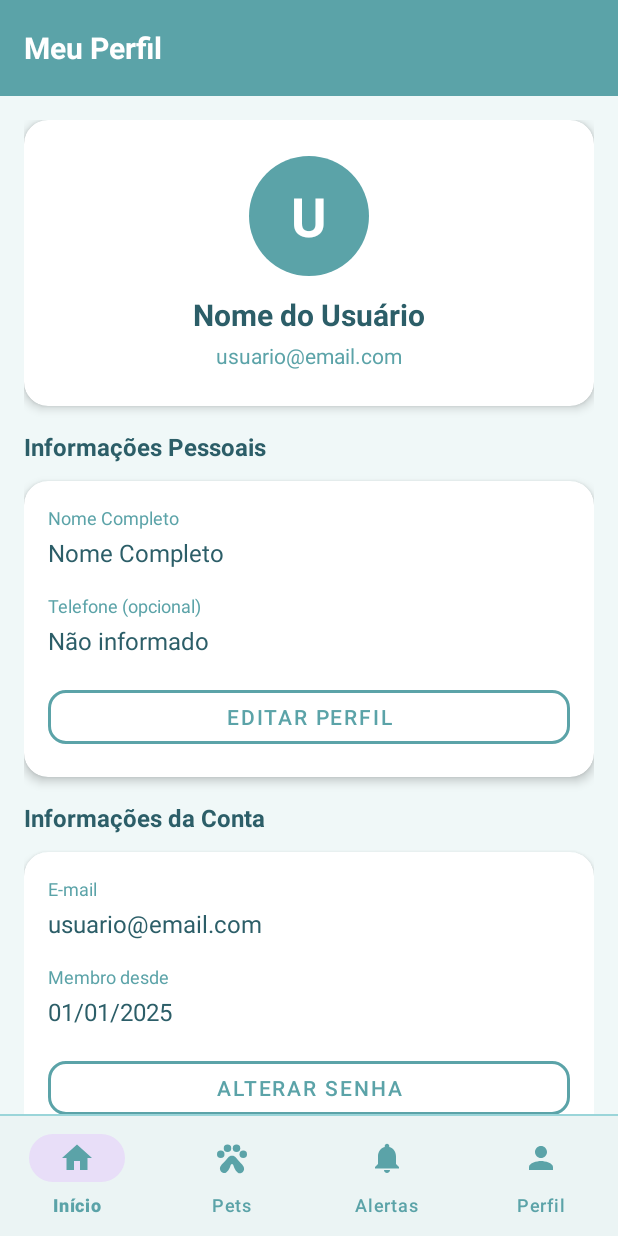
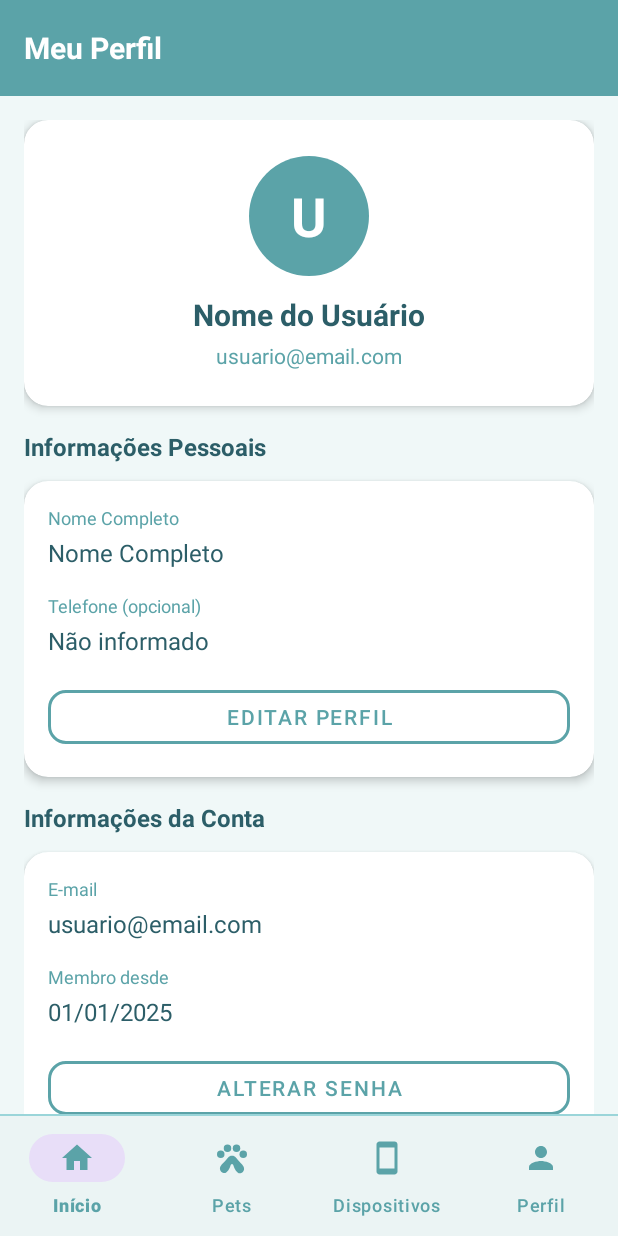
Before and after one commit to vitormtz/pet-safe, an Android app: the ProfileActivity screen opened directly, with no data from a screen before it, on a phone screen of 412 x 824 dp. Run offline under Robolectric (Android 15) with nearby library versions, the phone set to English and light mode, and no system bars; 1 statement that could not run was skipped.

Commit message:
feat: add devices menu item and strings

```diff
--- a/mobile-app/app/src/main/res/menu/bottom_navigation_menu.xml
+++ b/mobile-app/app/src/main/res/menu/bottom_navigation_menu.xml
@@ -11,9 +11,9 @@
         android:title="@string/nav_pets" />
 
     <item
-        android:id="@+id/navigation_alerts"
-        android:icon="@drawable/ic_alert"
-        android:title="@string/nav_alerts" />
+        android:id="@+id/navigation_devices"
+        android:icon="@drawable/ic_device"
+        android:title="@string/nav_devices" />
 
     <item
         android:id="@+id/navigation_profile"
--- a/mobile-app/app/src/main/res/values/strings.xml
+++ b/mobile-app/app/src/main/res/values/strings.xml
@@ -66,6 +66,7 @@
     <string name="nav_pets">Pets</string>
     <string name="nav_map">Mapa</string>
     <string name="nav_alerts">Alertas</string>
+    <string name="nav_devices">Dispositivos</string>
     <string name="nav_profile">Perfil</string>
 
     <!-- Menu Options -->
```
